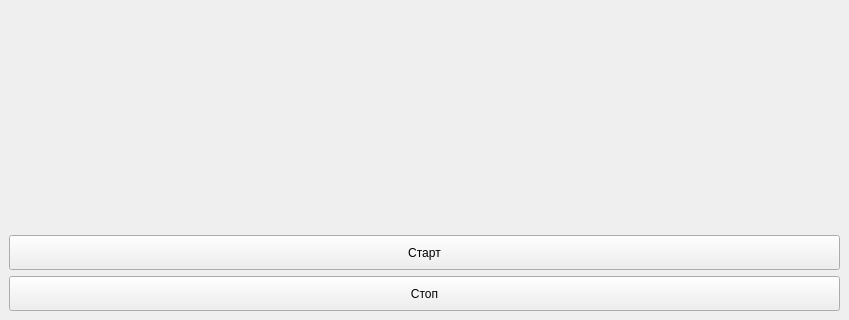
First picture: the form in mainwindow.ui, repository NoTimeToPeace/timer, before the edit; both pictures show x 0 to 849 and y 407 to 727 of the 849 by 727 pixel window.
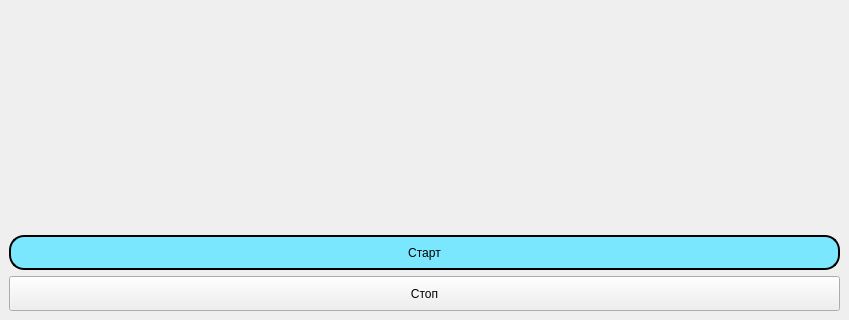
Second picture: the form after the edit.

Commit message: стили

What changed in the file:
```diff
--- a/mainwindow.ui
+++ b/mainwindow.ui
@@ -48,6 +48,27 @@
           <verstretch>0</verstretch>
          </sizepolicy>
         </property>
+        <property name="styleSheet">
+         <string notr="true">QPushButton {
+background-color: rgb(123, 231, 255);
+border: 2px solid #000000;
+border-radius: 15px;
+}
+QPushButton:hover {
+background-color: rgb(20, 160, 150);
+border: 2px solid #000000;
+border-radius: 15px;
+}
+
+QPushButton:pressed {
+background-color: rgb(10, 10, 10);
+border: 2px solid #000000;
+border-radius: 15px;
+}
+
+
+</string>
+        </property>
         <property name="text">
          <string>Старт</string>
         </property>
```
The commit also changes 1 other file.
